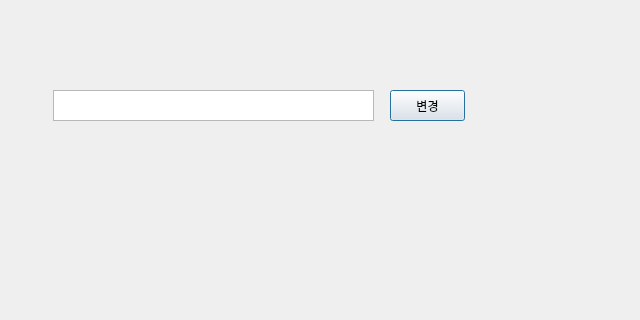
First picture: the form in password.ui, repository cau-oop/GUITest, before the edit; both pictures show x 0 to 640 and y 0 to 320 of the 640 by 640 pixel window.
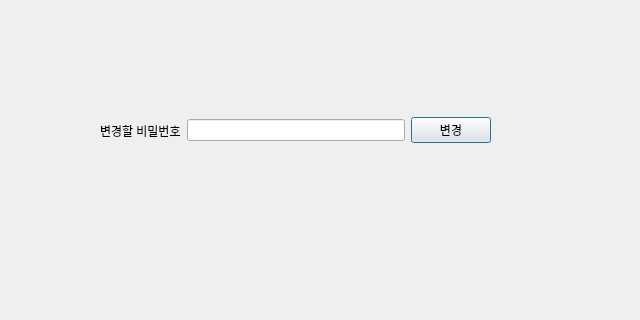
Second picture: the form after the edit.

The edit to the form file:
```diff
--- a/password.ui
+++ b/password.ui
@@ -13,28 +13,34 @@
   <property name="windowTitle">
    <string>Dialog</string>
   </property>
-  <widget class="QTextEdit" name="textEdit">
+  <widget class="QWidget" name="">
    <property name="geometry">
     <rect>
-     <x>53</x>
-     <y>90</y>
-     <width>321</width>
-     <height>31</height>
+     <x>100</x>
+     <y>110</y>
+     <width>391</width>
+     <height>41</height>
     </rect>
    </property>
-  </widget>
+   <layout class="QHBoxLayout" name="horizontalLayout">
+    <item>
+     <widget class="QLabel" name="label">
+      <property name="text">
+       <string>변경할 비밀번호</string>
+      </property>
+     </widget>
+    </item>
+    <item>
+     <widget class="QLineEdit" name="lineEdit"/>
+    </item>
+    <item>
   <widget class="QPushButton" name="pushButton">
-   <property name="geometry">
-    <rect>
-     <x>390</x>
-     <y>90</y>
-     <width>75</width>
-     <height>31</height>
-    </rect>
-   </property>
    <property name="text">
     <string>변경</string>
    </property>
+     </widget>
+    </item>
+   </layout>
   </widget>
  </widget>
  <resources/>
```
Lines whose indentation alone changed are shown as unchanged.
